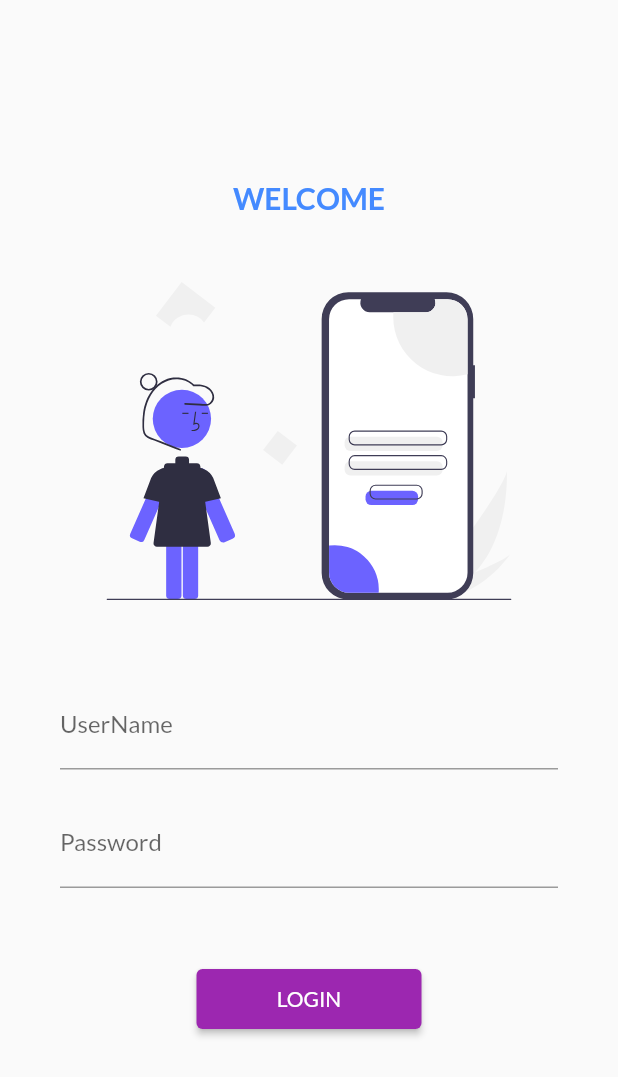
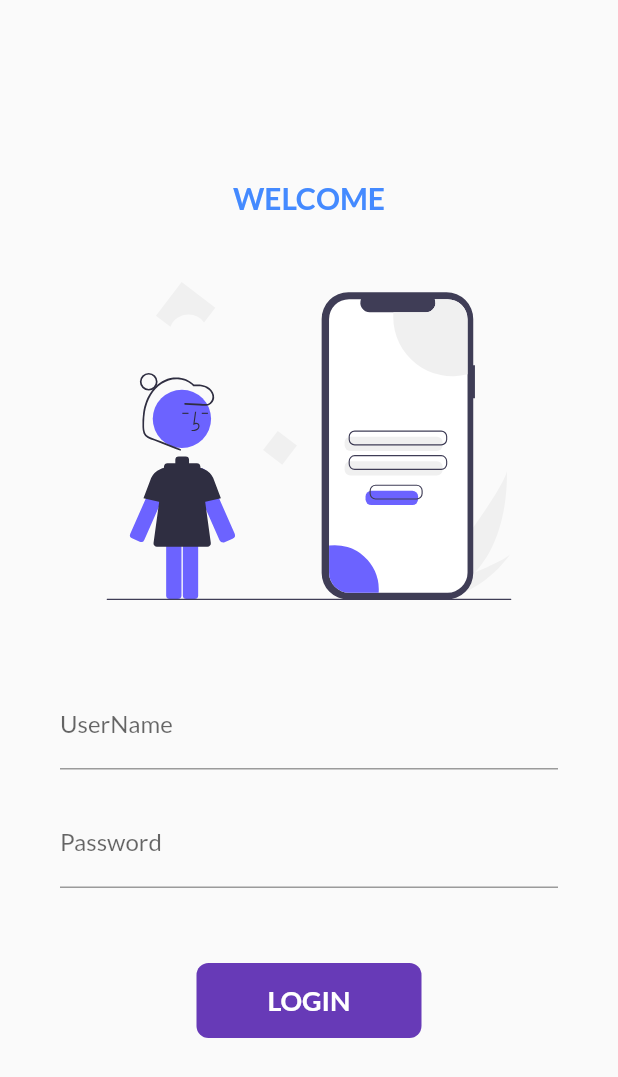
Before and after one commit to girirajsahu2803/OnlinShoppingApp, a Flutter app: the screen it shows after launch, on a phone screen of 412 x 824 dp. Shown: the top 1077 px of the screen. Run offline on Flutter 3.47's test engine with Material 2 defaults, Android fonts, the phone set to English and light mode, and no system bars; our stand-ins replace flutter_svg, google_fonts.

Commit message:
day 6 completed

```diff
--- a/lib/pages/loginpage.dart
+++ b/lib/pages/loginpage.dart
@@ -4,9 +4,16 @@ import 'package:google_fonts/google_fonts.dart';
 import 'homepage.dart';
 import 'package:shopapp/utils/routefile.dart';
 
-class LoginPage extends StatelessWidget {
-  //const LoginPage({Key? key}) : super(key: key);
+class LoginPage extends StatefulWidget {
+  @override
+  State<LoginPage> createState() => _LoginPageState();
+}
+
+class _LoginPageState extends State<LoginPage> {
+  // LoginPage({Key? key}) : super(key: key);
   final String loginPage = '/login';
+  TextEditingController UserName = TextEditingController();
+  TextEditingController Welcome = TextEditingController();
   @override
   Widget build(BuildContext context) {
     return Scaffold(
@@ -22,7 +29,8 @@ class LoginPage extends StatelessWidget {
             ),
             Center(
               child: Text(
-                'WELCOME',
+                //'WELCOME',
+                Welcome.text = "WELCOME",
                 style: GoogleFonts.lato(
                   fontSize: 20,
                   fontWeight: FontWeight.w600,
@@ -46,6 +54,7 @@ class LoginPage extends StatelessWidget {
                   padding:
                       const EdgeInsets.symmetric(horizontal: 20, vertical: 10),
                   child: TextFormField(
+                    controller: UserName,
                     decoration: InputDecoration(
                       labelText: 'UserName',
                       hintText: 'Enter UserName',
@@ -66,18 +75,28 @@ class LoginPage extends StatelessWidget {
                 SizedBox(
                   height: 40,
                 ),
-                ElevatedButton(
-                  style: TextButton.styleFrom(
-                    minimumSize: Size(150, 40),
-
-                    // foregroundColor: MaterialStateProperty<Color>(),
-                  ),
-                  onPressed: () {
-                    Navigator.pushNamed(context, MyRoute.homePage);
+                InkWell(
+                  onTap: () {
+                    //Navigator.pushNamed(context, MyRoute.homePage);
                   },
-                  child: Text(
-                    ' LOGIN ',
-                    style: GoogleFonts.lato(color: Colors.white),
+                  child: AnimatedContainer(
+                    duration: Duration(seconds: 1),
+                    decoration: BoxDecoration(
+                      color: Colors.deepPurple,
+                      borderRadius: BorderRadius.circular(8),
+                    ),
+                    width: 150,
+                    height: 50,
+                    child: Center(
+                      child: Text(
+                        "LOGIN",
+                        style: TextStyle(
+                          color: Colors.white,
+                          fontWeight: FontWeight.bold,
+                          fontSize: 18,
+                        ),
+                      ),
+                    ),
                   ),
                 )
               ],
```
